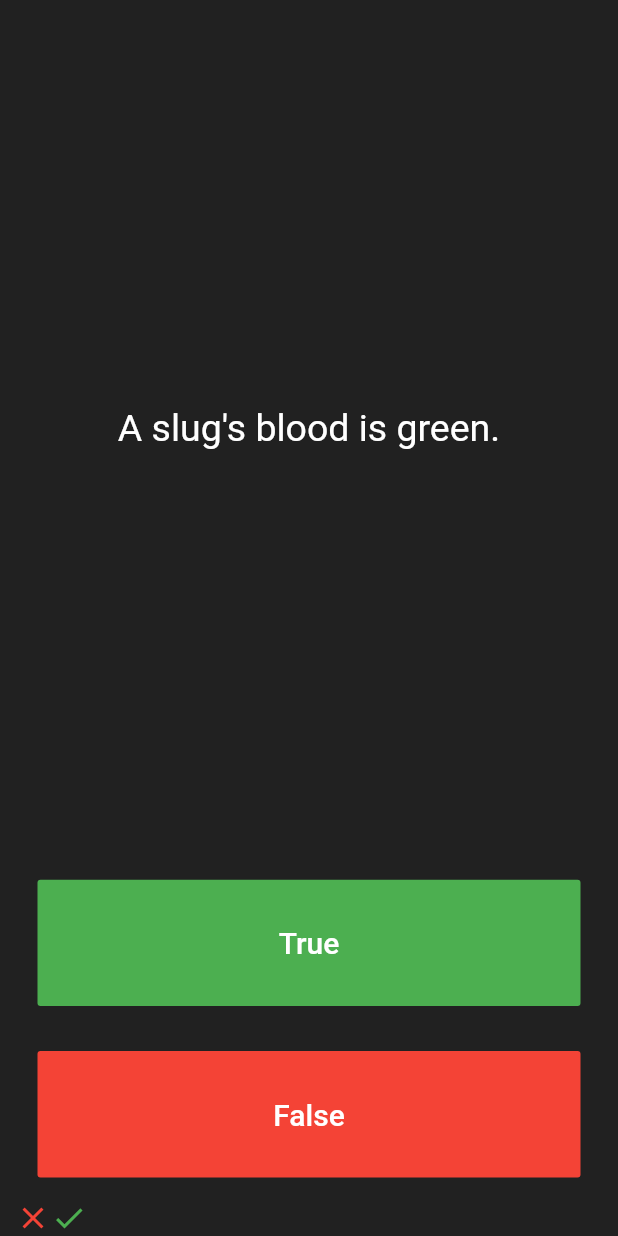
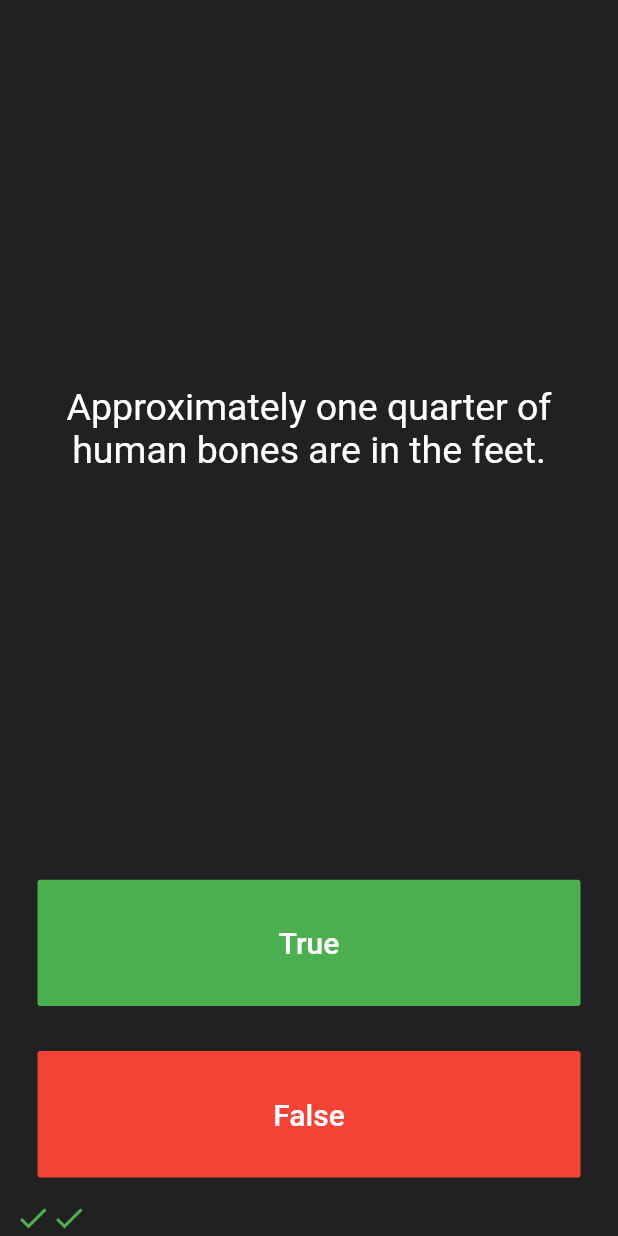
Before and after one commit to AmbujaAK/quizzler-flutter, a Flutter app: the screen it shows after launch, after a tap on "True", after a tap on "False", on a phone screen of 412 x 824 dp. Run offline on Flutter 3.47's test engine with Material 2 defaults, Android fonts, the phone set to English and light mode, and no system bars.

Commit message:
questions separated

```diff
--- a/lib/main.dart
+++ b/lib/main.dart
@@ -1,5 +1,7 @@
 import 'package:flutter/material.dart';
-import 'package:quizzler/question.dart';
+import 'package:quizzler/quiz_brain.dart';
+
+QuizBrain quizBrain = QuizBrain();
 
 void main() => runApp(Quizzler());
 
@@ -28,36 +30,19 @@ class QuizPage extends StatefulWidget {
 class _QuizPageState extends State<QuizPage> {
   List<Icon> scoreKeeper = [];
 
-  // List<String> questions = [
-  //   'You can lead a cow down stairs but not up stairs.',
-  //   'Approximately one quarter of human bones are in the feet.',
-  //   'A slug\'s blood is green.'
-  // ];
-  //
-  // List<bool> answers = [false,true,true];
+  void checkAnswer(bool answerGiven){
+    bool correctAnswer = quizBrain.getAnswer();
 
-  List<Question> questionBank = [
-    Question(q: 'You can lead a cow down stairs but not up stairs.', a : false),
-    Question(q: 'Approximately one quarter of human bones are in the feet.', a : true),
-    Question(q: 'A slug\'s blood is green.', a : true)
-  ];
+    setState(() {
+      if(correctAnswer == answerGiven){
+          scoreKeeper.add(Icon(Icons.check, color: Colors.green,),);
+      } else {
+          scoreKeeper.add(Icon(Icons.close, color: Colors.red,),);
+      }
+      quizBrain.nextQuestion();
+    });
+  }
 
-  int quesNumber = 0;
-
-  void checkAnswer(){
-    bool checkAnswer = questionBank[quesNumber].questionAnswer;
-    if(checkAnswer){
-      setState(() {
-        scoreKeeper.add(Icon(Icons.check, color: Colors.green,),);
-        quesNumber++;
-      });
-    } else {
-      setState(() {
-        scoreKeeper.add(Icon(Icons.close, color: Colors.red,),);
-        quesNumber++;
-      });
-    }
-  }
   @override
   Widget build(BuildContext context) {
     return Column(
@@ -70,7 +55,7 @@ class _QuizPageState extends State<QuizPage> {
             padding: EdgeInsets.all(10.0),
             child: Center(
               child: Text(
-                questionBank[quesNumber % 3].questionText,
+                quizBrain.getQuestion(),
                 textAlign: TextAlign.center,
                 style: TextStyle(
                   fontSize: 25.0,
@@ -94,7 +79,7 @@ class _QuizPageState extends State<QuizPage> {
                 ),
               ),
               onPressed: () {
-                checkAnswer();
+                checkAnswer(true);
               },
             ),
           ),
@@ -112,7 +97,7 @@ class _QuizPageState extends State<QuizPage> {
                 ),
               ),
               onPressed: () {
-                checkAnswer();
+                checkAnswer(false);
               },
             ),
           ),
--- a/lib/question.dart
+++ b/lib/question.dart
@@ -2,7 +2,7 @@ class Question {
   String questionText;
   bool questionAnswer;
 
-  Question({String q, bool a}){
+  Question(String q, bool a){
     questionText = q;
     questionAnswer = a;
   }
--- /dev/null
+++ b/lib/quiz_brain.dart
@@ -0,0 +1,48 @@
+import 'question.dart';
+
+class QuizBrain {
+
+  int _questionNumber = 0;
+
+  List<Question> _questionsBank = [
+    Question('Some cats are actually allergic to humans', true),
+    Question('You can lead a cow down stairs but not up stairs.', false),
+    Question('Approximately one quarter of human bones are in the feet.', true),
+    Question('A slug\'s blood is green.', true),
+    Question('Buzz Aldrin\'s mother\'s maiden name was \"Moon\".', true),
+    Question('It is illegal to pee in the Ocean in Portugal.', true),
+    Question(
+        'No piece of square dry paper can be folded in half more than 7 times.',
+        false),
+    Question(
+        'In London, UK, if you happen to die in the House of Parliament, you are technically entitled to a state funeral, because the building is considered too sacred a place.',
+        true),
+    Question(
+        'The loudest sound produced by any animal is 188 decibels. That animal is the African Elephant.',
+        false),
+    Question(
+        'The total surface area of two human lungs is approximately 70 square metres.',
+        true),
+    Question('Google was originally called \"Backrub\".', true),
+    Question(
+        'Chocolate affects a dog\'s heart and nervous system; a few ounces are enough to kill a small dog.',
+        true),
+    Question(
+        'In West Virginia, USA, if you accidentally hit an animal with your car, you are free to take it home to eat.',
+        true)
+  ];
+
+  void  nextQuestion(){
+    if(_questionNumber < _questionsBank.length - 1){
+      _questionNumber++;
+    }
+  }
+
+  String getQuestion(){
+    return _questionsBank[_questionNumber].questionText;
+  }
+
+  bool getAnswer(){
+    return _questionsBank[_questionNumber].questionAnswer;
+  }
+}
```
